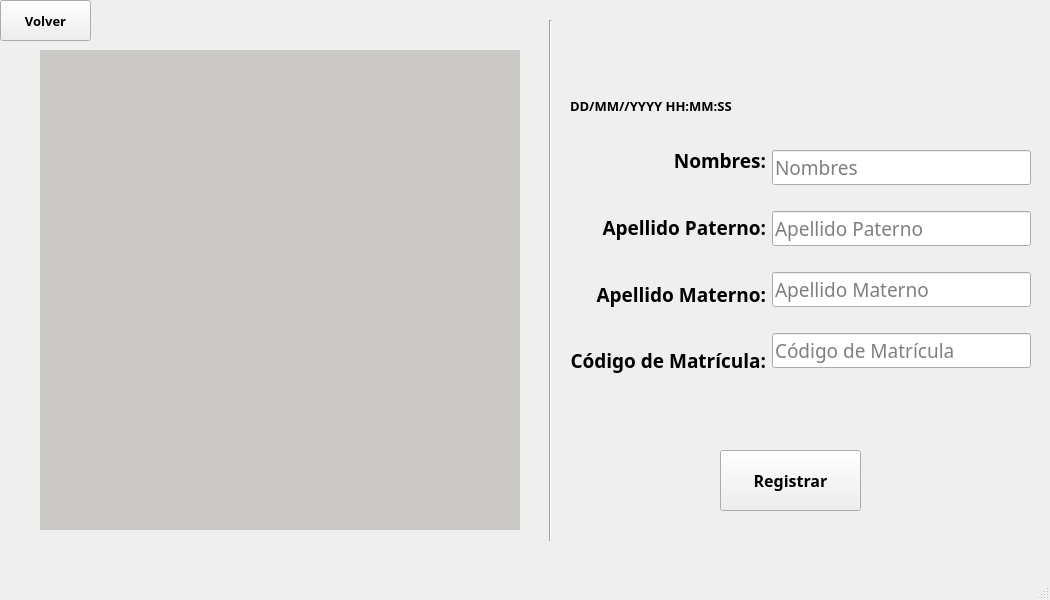
This is windows_skeletons/RegisterWindow.ui in JoaoHiga/FaceAttendance as Qt 5 draws it before an edit. The edited form follows.
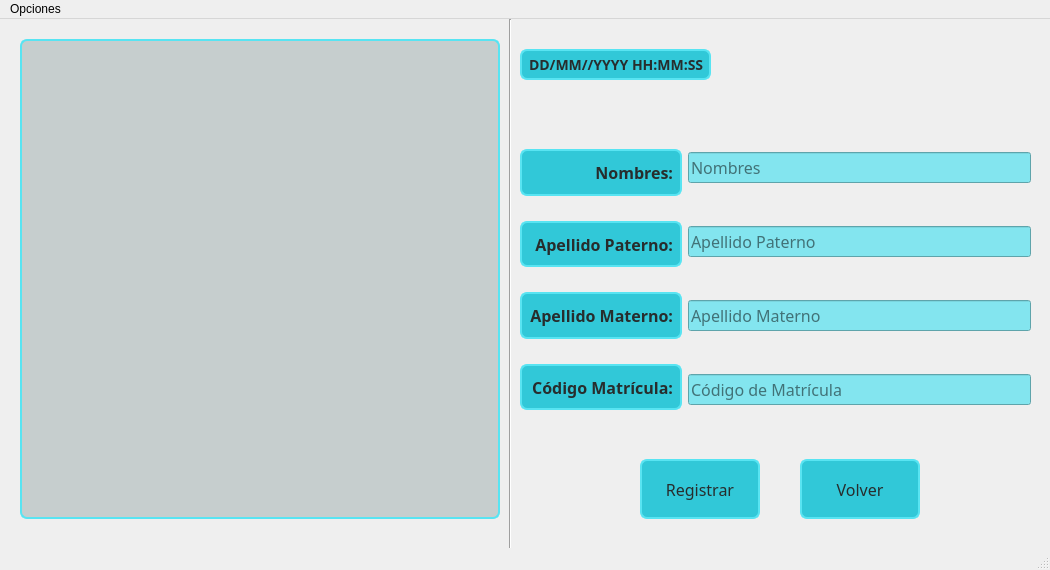
This is the edited form. Icons and pictures are not drawn.

```diff
--- a/windows_skeletons/RegisterWindow.ui
+++ b/windows_skeletons/RegisterWindow.ui
@@ -7,18 +7,29 @@
     <x>0</x>
     <y>0</y>
     <width>1050</width>
-    <height>600</height>
+    <height>570</height>
    </rect>
   </property>
+  <property name="sizePolicy">
+   <sizepolicy hsizetype="Preferred" vsizetype="Preferred">
+    <horstretch>0</horstretch>
+    <verstretch>0</verstretch>
+   </sizepolicy>
+  </property>
   <property name="windowTitle">
    <string>Registro de Alumno</string>
   </property>
+  <property name="styleSheet">
+   <string notr="true">QPushButton:hover {
+    background-color: #0277BD;
+}</string>
+  </property>
   <widget class="QWidget" name="centralwidget">
    <widget class="QLabel" name="imageLabel">
     <property name="geometry">
      <rect>
-      <x>40</x>
-      <y>50</y>
+      <x>20</x>
+      <y>20</y>
       <width>480</width>
       <height>480</height>
      </rect>
@@ -30,7 +41,9 @@
      </sizepolicy>
     </property>
     <property name="styleSheet">
-     <string notr="true">background-color: rgb(203, 201, 197);</string>
+     <string notr="true">border-radius: 7px;
+border: 2px solid #58e4f2;
+background-color: rgb(198, 206, 206);</string>
     </property>
     <property name="text">
      <string/>
@@ -39,10 +52,10 @@
    <widget class="Line" name="line">
     <property name="geometry">
      <rect>
-      <x>510</x>
-      <y>20</y>
+      <x>470</x>
+      <y>0</y>
       <width>81</width>
-      <height>521</height>
+      <height>601</height>
      </rect>
     </property>
     <property name="orientation">
@@ -52,16 +65,16 @@
    <widget class="QLabel" name="timeNowLabel">
     <property name="geometry">
      <rect>
-      <x>570</x>
-      <y>90</y>
-      <width>281</width>
+      <x>520</x>
+      <y>30</y>
+      <width>191</width>
       <height>31</height>
      </rect>
     </property>
     <property name="font">
      <font>
       <family>Archivo SemiBold</family>
-      <pointsize>10</pointsize>
+      <pointsize>-1</pointsize>
       <weight>75</weight>
       <bold>true</bold>
      </font>
@@ -69,6 +82,16 @@
     <property name="layoutDirection">
      <enum>Qt::RightToLeft</enum>
     </property>
+    <property name="styleSheet">
+     <string notr="true">font-size: 14px;
+font-family: Archivo SemiBold;
+font-weight: bold;
+color:#272d2d;
+background-color: #31c8d8;
+padding: 3px;
+border-radius: 7px;
+border: 2px solid #58e4f2;</string>
+    </property>
     <property name="text">
      <string>DD/MM//YYYY HH:MM:SS</string>
     </property>
@@ -79,23 +102,39 @@
    <widget class="QPushButton" name="registerButton">
     <property name="geometry">
      <rect>
-      <x>720</x>
-      <y>450</y>
-      <width>141</width>
-      <height>61</height>
+      <x>640</x>
+      <y>440</y>
+      <width>120</width>
+      <height>60</height>
      </rect>
     </property>
     <property name="font">
      <font>
-      <family>Archivo Black</family>
-      <pointsize>12</pointsize>
-      <weight>75</weight>
-      <bold>true</bold>
+      <family>Archivo SemiBold</family>
+      <pointsize>-1</pointsize>
+      <weight>50</weight>
+      <bold>false</bold>
      </font>
     </property>
     <property name="statusTip">
      <string>Registrar estudiante</string>
     </property>
+    <property name="styleSheet">
+     <string notr="true">    background-color: #29B6F6;
+    color: #FFFFFF;
+    border-radius: 8px;
+    padding: 10px 20px;
+    font-size: 16px;
+    font-weight: normal;
+    border: none;
+font-size: 16px;
+font-family: Archivo SemiBold;
+color:#272d2d;
+background-color: #31c8d8;
+padding: 3px;
+border-radius: 7px;
+border: 2px solid #58e4f2;</string>
+    </property>
     <property name="text">
      <string>Registrar</string>
     </property>
@@ -103,20 +142,39 @@
    <widget class="QPushButton" name="backButton">
     <property name="geometry">
      <rect>
-      <x>0</x>
-      <y>0</y>
-      <width>91</width>
-      <height>41</height>
+      <x>800</x>
+      <y>440</y>
+      <width>120</width>
+      <height>60</height>
      </rect>
     </property>
     <property name="font">
      <font>
       <family>Archivo SemiBold</family>
-      <pointsize>10</pointsize>
-      <weight>75</weight>
-      <bold>true</bold>
+      <pointsize>-1</pointsize>
+      <weight>50</weight>
+      <bold>false</bold>
      </font>
     </property>
+    <property name="statusTip">
+     <string>Volver a la pantalla principal</string>
+    </property>
+    <property name="styleSheet">
+     <string notr="true">    background-color: #29B6F6;
+    color: #FFFFFF;
+    border-radius: 8px;
+    padding: 10px 20px;
+    font-size: 16px;
+    font-weight: normal;
+    border: none;
+font-size: 16px;
+font-family: Archivo SemiBold;
+color:#272d2d;
+background-color: #31c8d8;
+padding: 3px;
+border-radius: 7px;
+border: 2px solid #58e4f2;</string>
+    </property>
     <property name="text">
      <string>Volver</string>
     </property>
@@ -124,27 +182,40 @@
    <widget class="QWidget" name="layoutWidget">
     <property name="geometry">
      <rect>
-      <x>570</x>
+      <x>520</x>
       <y>130</y>
-      <width>461</width>
+      <width>511</width>
       <height>261</height>
      </rect>
     </property>
-    <layout class="QHBoxLayout" name="horizontalLayout_2">
+    <layout class="QHBoxLayout" name="horizontalLayout_2" stretch="2,10">
      <item>
       <layout class="QHBoxLayout" name="horizontalLayout">
        <item>
         <layout class="QVBoxLayout" name="verticalLayout">
+         <property name="spacing">
+          <number>25</number>
+         </property>
          <item>
           <widget class="QLabel" name="nameLabel">
            <property name="font">
             <font>
-             <family>Archivo ExtraBold</family>
-             <pointsize>14</pointsize>
+             <family>Archivo SemiBold</family>
+             <pointsize>-1</pointsize>
              <weight>75</weight>
              <bold>true</bold>
             </font>
            </property>
+           <property name="styleSheet">
+            <string notr="true">font-size: 16px;
+font-family: Archivo SemiBold;
+font-weight: bold;
+color:#272d2d;
+background-color: #31c8d8;
+padding: 3px;
+border-radius: 7px;
+border: 2px solid #58e4f2;</string>
+           </property>
            <property name="text">
             <string>Nombres:</string>
            </property>
@@ -157,12 +228,22 @@
           <widget class="QLabel" name="firstSurnameLabel">
            <property name="font">
             <font>
-             <family>Archivo ExtraBold</family>
-             <pointsize>14</pointsize>
+             <family>Archivo SemiBold</family>
+             <pointsize>-1</pointsize>
              <weight>75</weight>
              <bold>true</bold>
             </font>
            </property>
+           <property name="styleSheet">
+            <string notr="true">font-size: 16px;
+font-family: Archivo SemiBold;
+font-weight: bold;
+color:#272d2d;
+background-color: #31c8d8;
+padding: 3px;
+border-radius: 7px;
+border: 2px solid #58e4f2;</string>
+           </property>
            <property name="text">
             <string>Apellido Paterno:</string>
            </property>
@@ -175,12 +256,22 @@
           <widget class="QLabel" name="secondSurnameLabel">
            <property name="font">
             <font>
-             <family>Archivo ExtraBold</family>
-             <pointsize>14</pointsize>
+             <family>Archivo SemiBold</family>
+             <pointsize>-1</pointsize>
              <weight>75</weight>
              <bold>true</bold>
             </font>
            </property>
+           <property name="styleSheet">
+            <string notr="true">font-size: 16px;
+font-family: Archivo SemiBold;
+font-weight: bold;
+color:#272d2d;
+background-color: #31c8d8;
+padding: 3px;
+border-radius: 7px;
+border: 2px solid #58e4f2;</string>
+           </property>
            <property name="text">
             <string>Apellido Materno:</string>
            </property>
@@ -193,14 +284,24 @@
           <widget class="QLabel" name="codeLabel">
            <property name="font">
             <font>
-             <family>Archivo ExtraBold</family>
-             <pointsize>14</pointsize>
+             <family>Archivo SemiBold</family>
+             <pointsize>-1</pointsize>
              <weight>75</weight>
              <bold>true</bold>
             </font>
            </property>
+           <property name="styleSheet">
+            <string notr="true">font-size: 16px;
+font-family: Archivo SemiBold;
+font-weight: bold;
+color:#272d2d;
+background-color: #31c8d8;
+padding: 3px;
+border-radius: 7px;
+border: 2px solid #58e4f2;</string>
+           </property>
            <property name="text">
-            <string>Código de Matrícula:</string>
+            <string>Código Matrícula:</string>
            </property>
            <property name="alignment">
             <set>Qt::AlignRight|Qt::AlignTrailing|Qt::AlignVCenter</set>
@@ -213,12 +314,15 @@
      </item>
      <item>
       <layout class="QVBoxLayout" name="verticalLayout_2">
+       <property name="spacing">
+        <number>40</number>
+       </property>
        <item>
         <widget class="QLineEdit" name="nameInput">
          <property name="font">
           <font>
            <family>Archivo Medium</family>
-           <pointsize>14</pointsize>
+           <pointsize>12</pointsize>
           </font>
          </property>
          <property name="toolTip">
@@ -230,6 +334,9 @@
          <property name="whatsThis">
           <string>Ingrese su nombre</string>
          </property>
+         <property name="styleSheet">
+          <string notr="true">background-color:#83e5ef;</string>
+         </property>
          <property name="text">
           <string/>
          </property>
@@ -249,12 +356,16 @@
          <property name="font">
           <font>
            <family>Archivo Medium</family>
-           <pointsize>14</pointsize>
+           <pointsize>12</pointsize>
           </font>
          </property>
          <property name="statusTip">
           <string>Ingrese su Apellido Paterno</string>
          </property>
+         <property name="styleSheet">
+          <string notr="true">background-color:#83e5ef;
+</string>
+         </property>
          <property name="dragEnabled">
           <bool>false</bool>
          </property>
@@ -268,12 +379,15 @@
          <property name="font">
           <font>
            <family>Archivo Medium</family>
-           <pointsize>14</pointsize>
+           <pointsize>12</pointsize>
           </font>
          </property>
          <property name="statusTip">
           <string>Ingrese su Apellido Materno</string>
          </property>
+         <property name="styleSheet">
+          <string notr="true">background-color:#83e5ef;</string>
+         </property>
          <property name="dragEnabled">
           <bool>false</bool>
          </property>
@@ -287,12 +401,15 @@
          <property name="font">
           <font>
            <family>Archivo Medium</family>
-           <pointsize>14</pointsize>
+           <pointsize>12</pointsize>
           </font>
          </property>
          <property name="statusTip">
           <string>Ingrese su Cóidigo de Matrícula</string>
          </property>
+         <property name="styleSheet">
+          <string notr="true">background-color:#83e5ef;</string>
+         </property>
          <property name="dragEnabled">
           <bool>false</bool>
          </property>
@@ -314,6 +431,11 @@
       <height>130</height>
      </rect>
     </property>
+    <property name="styleSheet">
+     <string notr="true">background-color: transparent;
+    margin: 0;
+    padding: 0;</string>
+    </property>
     <property name="text">
      <string/>
     </property>
@@ -331,6 +453,13 @@
      <height>21</height>
     </rect>
    </property>
+   <widget class="QMenu" name="menuSalir">
+    <property name="title">
+     <string>Opciones</string>
+    </property>
+    <addaction name="actionSalir"/>
+   </widget>
+   <addaction name="menuSalir"/>
   </widget>
   <widget class="QStatusBar" name="statusbar"/>
  </widget>
```
Left out of the diff: 12 changed lines with no effect on the pictures.
